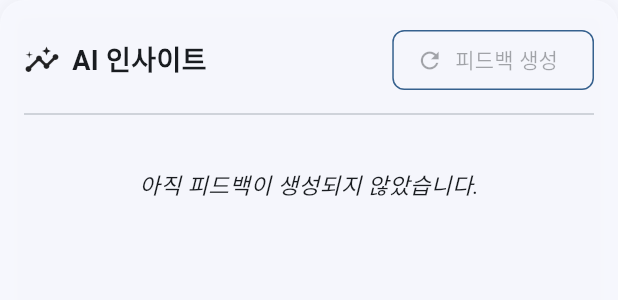
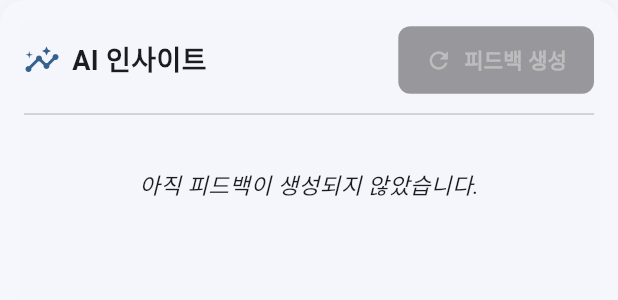
Before and after one commit to Splleat/Recap-Today, a Flutter app: the AiFeedback widget shown alone on an empty page, opened directly, on a phone screen of 412 x 824 dp. Shown: the top 300 px of the screen. Run offline on Flutter 3.47's test engine with Material 3 defaults, Android fonts, the phone set to English and light mode, and no system bars; our stand-ins replace dio, fl_chart, freezed_annotation, geocoding, geolocator, image_picker and 7 more; missing offline and left inert: flutter_background_service, health, kakao_map_plugin; accounts and stored records are empty; Roboto replaces fonts that are missing (Pretendard); statements that could not run were skipped.

Commit message:
인공지능 피드백 준비(위젯에 텍스트 띄우기 아직 잘 안됨)

```diff
--- a/lib/constants.dart
+++ b/lib/constants.dart
@@ -1 +1,2 @@
-const String kBaseUrl = 'http://10.0.2.2:3000';
+//const String kBaseUrl = 'http://10.0.2.2:3000';
+const String kBaseUrl = 'http://192.168.1.10:3000';
--- a/lib/widget/summary/ai_feedback.dart
+++ b/lib/widget/summary/ai_feedback.dart
@@ -1,5 +1,6 @@
 import 'package:flutter/material.dart';
 import 'package:provider/provider.dart';
+import 'package:flutter/services.dart';
 import '../../provider/login_provider.dart';
 import '../../service/ai_feedback_service.dart';
 
@@ -7,14 +8,14 @@ class AiFeedback extends StatelessWidget {
   final String? feedbackText;
   final bool isLoading;
   final VoidCallback? onRequestFeedback;
-  final bool requestedToday;
+  final bool isButtonEnabled;
 
   const AiFeedback({
     super.key,
     this.feedbackText,
     this.isLoading = false,
     this.onRequestFeedback,
-    this.requestedToday = false,
+    this.isButtonEnabled = false,
   });
 
   @override
@@ -38,21 +39,37 @@ class AiFeedback extends StatelessWidget {
           children: [
             Row(
               children: [
-                Icon(Icons.insights),
+                Icon(Icons.insights, color: Theme.of(context).primaryColor),
                 const SizedBox(width: 8),
                 Text(
                   'AI 인사이트',
                   style: TextStyle(fontSize: 18, fontWeight: FontWeight.bold),
                 ),
                 const Spacer(),
-                OutlinedButton.icon(
-                  onPressed:
-                      isLoading || requestedToday ? null : onRequestFeedback,
-                  icon: const Icon(Icons.refresh),
-                  label: const Text('피드백 생성'),
-                  style: OutlinedButton.styleFrom(
-                    foregroundColor: Theme.of(context).primaryColor,
-                    side: BorderSide(color: Theme.of(context).primaryColor),
+                ElevatedButton.icon(
+                  onPressed: isButtonEnabled ? onRequestFeedback : null,
+                  icon: Icon(
+                    Icons.refresh,
+                    color: isButtonEnabled ? Colors.white : Colors.grey[400],
+                  ),
+                  label: Text(
+                    '피드백 생성',
+                    style: TextStyle(
+                      color: isButtonEnabled ? Colors.white : Colors.grey[400],
+                      fontWeight: FontWeight.bold,
+                    ),
+                  ),
+                  style: ElevatedButton.styleFrom(
+                    backgroundColor:
+                        isButtonEnabled
+                            ? Theme.of(context).colorScheme.primary
+                            : Theme.of(context).disabledColor,
+                    disabledBackgroundColor: Theme.of(context).disabledColor,
+                    elevation: isButtonEnabled ? 2 : 0,
+                    padding: const EdgeInsets.symmetric(
+                      horizontal: 18,
+                      vertical: 12,
+                    ),
                     shape: RoundedRectangleBorder(
                       borderRadius: BorderRadius.circular(8.0),
                     ),
@@ -68,10 +85,10 @@ class AiFeedback extends StatelessWidget {
                   child: CircularProgressIndicator(),
                 ),
               )
-            else if (feedbackText != null && feedbackText!.isNotEmpty)
+            else if (feedbackText != null && feedbackText!.trim().isNotEmpty)
               Padding(
                 padding: const EdgeInsets.symmetric(vertical: 8.0),
-                child: Text(
+                child: SelectableText(
                   feedbackText!,
                   style: const TextStyle(fontSize: 15, height: 1.5),
                 ),
@@ -104,21 +121,12 @@ class AiFeedbackWidget extends StatefulWidget {
 class _AiFeedbackWidgetState extends State<AiFeedbackWidget> {
   String? feedbackText;
   bool isLoading = false;
-  bool requestedToday = false;
 
-  @override
-  void initState() {
-    super.initState();
-    // 피드백 캐싱/조회가 필요하다면 로컬에서 처리
-    // _loadTodayFeedback(); // 필요시 구현
-  }
-
-  // 프롬프트 생성 및 서버 요청
   Future<void> _requestFeedback() async {
     setState(() {
       isLoading = true;
     });
-    final prompt = '';
+    final prompt = 'api 호출이 잘 되는지 테스트하기 위한 프롬프트야. 가장 짧은 유머를 하나 해줘';
     try {
       final loginProvider = Provider.of<LoginProvider>(context, listen: false);
       final authToken = loginProvider.authToken;
@@ -126,26 +134,16 @@ class _AiFeedbackWidgetState extends State<AiFeedbackWidget> {
         prompt,
         authToken: authToken,
       );
+      if (!mounted) return;
       setState(() {
         feedbackText = text;
-        requestedToday = true;
         isLoading = false;
       });
     } catch (e) {
+      if (!mounted) return;
       setState(() {
         isLoading = false;
       });
-      if (e.toString().contains('오늘은 이미 AI 피드백을 요청하셨습니다.')) {
-        ScaffoldMessenger.of(context).showSnackBar(
-          SnackBar(
-            content: Text('오늘은 이미 AI 피드백을 요청하셨습니다.'),
-            backgroundColor: Colors.orange,
-          ),
-        );
-        setState(() {
-          requestedToday = true;
-        });
-      } else {
       ScaffoldMessenger.of(context).showSnackBar(
         SnackBar(
           content: Text('AI 피드백 요청 중 오류가 발생했습니다.'),
@@ -154,15 +152,17 @@ class _AiFeedbackWidgetState extends State<AiFeedbackWidget> {
       );
     }
   }
-  }
 
   @override
   Widget build(BuildContext context) {
+    final isLoggedIn = context.select<LoginProvider, bool>(
+      (login) => login.authToken != null && login.authToken!.isNotEmpty,
+    );
     return AiFeedback(
       feedbackText: feedbackText,
       isLoading: isLoading,
       onRequestFeedback: _requestFeedback,
-      requestedToday: requestedToday,
+      isButtonEnabled: isLoggedIn && !isLoading,
     );
   }
 }
```
Also changed, not shown: lib/screens/summary_screen.dart (+17 -17 lines), lib/service/ai_feedback_service.dart (+21 -1 lines). Lines whose indentation alone changed are shown as unchanged.
